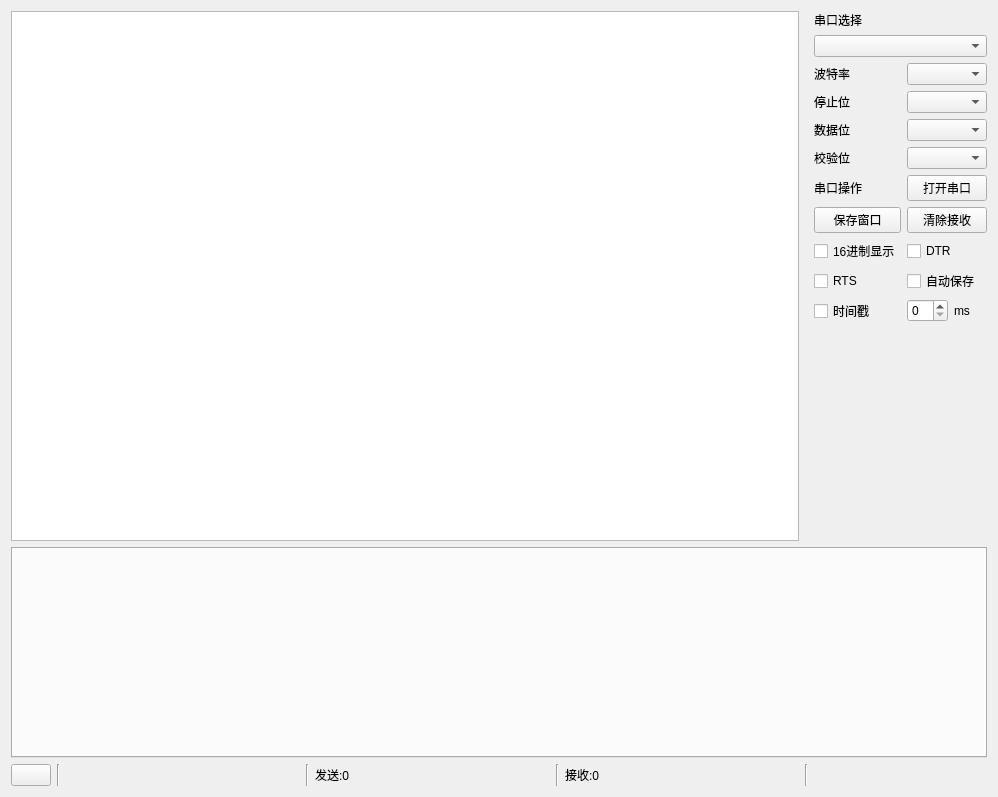
The window that ui/home.ui (zhangguoqian/ZTTY) describes before a commit, drawn with Qt 5.
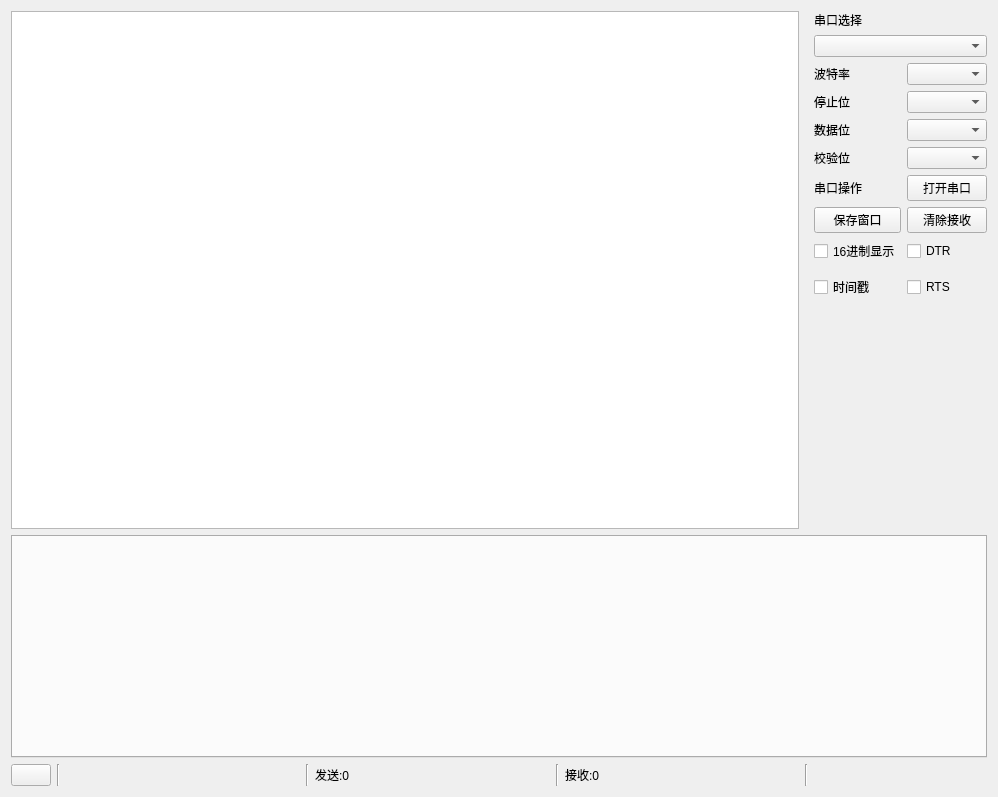
The same window after the commit.

```diff
--- a/ui/home.ui
+++ b/ui/home.ui
@@ -41,13 +41,6 @@
    <item row="3" column="9" colspan="2">
     <widget class="QComboBox" name="cbBox_Stop"/>
    </item>
-   <item row="9" column="8">
-    <widget class="QCheckBox" name="ckBox_Rts">
-     <property name="text">
-      <string>RTS</string>
-     </property>
-    </widget>
-   </item>
    <item row="5" column="9" colspan="2">
     <widget class="QComboBox" name="cbBox_Parity"/>
    </item>
@@ -65,9 +58,6 @@
      </property>
     </widget>
    </item>
-   <item row="10" column="9">
-    <widget class="QSpinBox" name="spin_TimeLine"/>
-   </item>
    <item row="13" column="5">
     <widget class="Line" name="line_2">
      <property name="orientation">
@@ -105,13 +95,6 @@
      </property>
     </widget>
    </item>
-   <item row="9" column="9" colspan="2">
-    <widget class="QCheckBox" name="ckBox_AutoSave">
-     <property name="text">
-      <string>自动保存</string>
-     </property>
-    </widget>
-   </item>
    <item row="13" column="7">
     <widget class="Line" name="line_3">
      <property name="orientation">
@@ -133,13 +116,6 @@
      </property>
     </widget>
    </item>
-   <item row="10" column="10">
-    <widget class="QLabel" name="label_TimeLine">
-     <property name="text">
-      <string>ms</string>
-     </property>
-    </widget>
-   </item>
    <item row="13" column="1">
     <widget class="Line" name="line_4">
      <property name="orientation">
@@ -255,6 +231,13 @@
      </property>
     </widget>
    </item>
+   <item row="10" column="9">
+    <widget class="QCheckBox" name="ckBox_Rts">
+     <property name="text">
+      <string>RTS</string>
+     </property>
+    </widget>
+   </item>
   </layout>
  </widget>
  <resources/>
```
